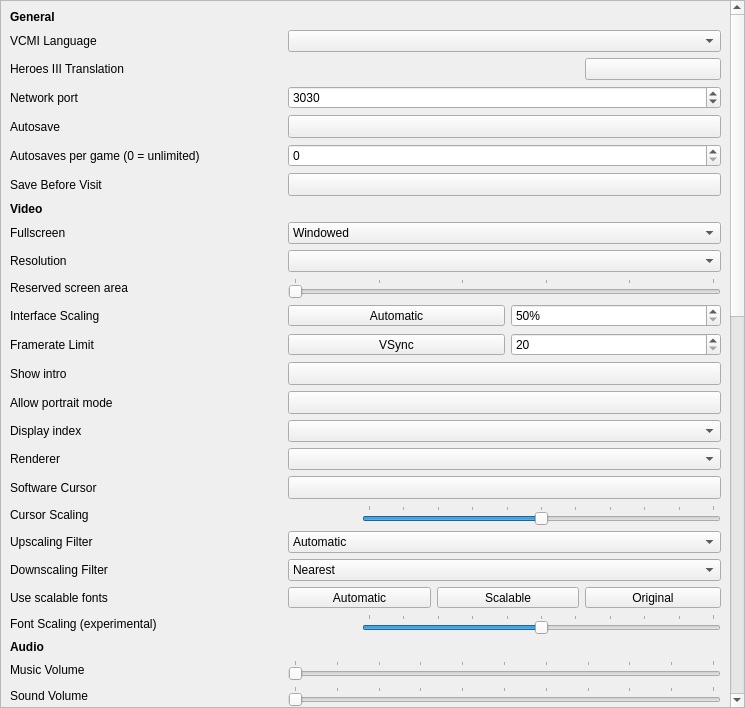
Qt form launcher/settingsView/csettingsview_moc.ui (vcmi/vcmi) before a commit.
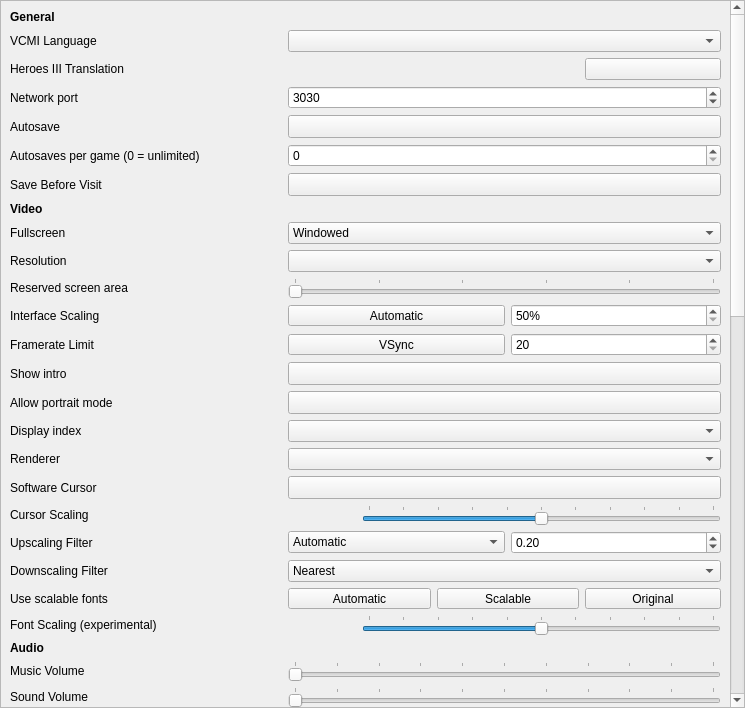
The same form after that commit.

Commit message: add sharpening filter

The edit to the form file:
```diff
--- a/launcher/settingsView/csettingsview_moc.ui
+++ b/launcher/settingsView/csettingsview_moc.ui
@@ -491,7 +491,29 @@
          </property>
         </widget>
        </item>
-       <item row="26" column="1" colspan="5">
+       <item row="26" column="4" colspan="2">
+        <widget class="QDoubleSpinBox" name="spinBoxUpscalingFilterSharpness">
+         <property name="toolTip">
+          <string>Sharpening strength for the xBRZ + Sharpen upscaling filters</string>
+         </property>
+         <property name="decimals">
+          <number>2</number>
+         </property>
+         <property name="minimum">
+          <double>0.0</double>
+         </property>
+         <property name="maximum">
+          <double>2.0</double>
+         </property>
+         <property name="singleStep">
+          <double>0.05</double>
+         </property>
+         <property name="value">
+          <double>0.2</double>
+         </property>
+        </widget>
+       </item>
+       <item row="26" column="1" colspan="3">
         <widget class="QComboBox" name="comboBoxUpscalingFilter">
          <item>
           <property name="text">
```
Left out of the diff: 15 changed lines with no effect on the pictures. The commit also changes 26 other files.
